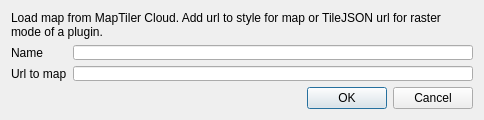
Before: the Qt Designer form new_connection_dialog_base.ui in maptiler/qgis-maptiler-plugin, drawn with Qt 5.
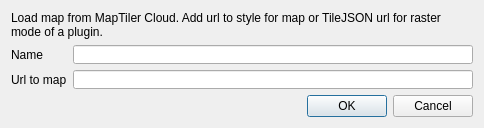
After: the same form once the commit is applied.

Diff of the .ui file:
```diff
--- a/new_connection_dialog_base.ui
+++ b/new_connection_dialog_base.ui
@@ -7,7 +7,7 @@
     <x>0</x>
     <y>0</y>
     <width>483</width>
-    <height>116</height>
+    <height>128</height>
    </rect>
   </property>
   <property name="sizePolicy">
@@ -16,10 +16,16 @@
     <verstretch>0</verstretch>
    </sizepolicy>
   </property>
+  <property name="minimumSize">
+   <size>
+    <width>0</width>
+    <height>0</height>
+   </size>
+  </property>
   <property name="maximumSize">
    <size>
-    <width>483</width>
-    <height>116</height>
+    <width>16777215</width>
+    <height>16777215</height>
    </size>
   </property>
   <property name="windowTitle">
@@ -45,6 +51,12 @@
       <layout class="QVBoxLayout" name="verticalLayout_5">
        <item>
         <widget class="QLabel" name="label">
+         <property name="sizePolicy">
+          <sizepolicy hsizetype="Preferred" vsizetype="Preferred">
+           <horstretch>0</horstretch>
+           <verstretch>0</verstretch>
+          </sizepolicy>
+         </property>
          <property name="font">
           <font>
            <pointsize>9</pointsize>
@@ -60,6 +72,12 @@
          <property name="enabled">
           <bool>true</bool>
          </property>
+         <property name="sizePolicy">
+          <sizepolicy hsizetype="Preferred" vsizetype="Preferred">
+           <horstretch>0</horstretch>
+           <verstretch>0</verstretch>
+          </sizepolicy>
+         </property>
          <property name="font">
           <font>
            <pointsize>9</pointsize>
@@ -79,6 +97,12 @@
          <property name="enabled">
           <bool>true</bool>
          </property>
+         <property name="sizePolicy">
+          <sizepolicy hsizetype="Expanding" vsizetype="Expanding">
+           <horstretch>0</horstretch>
+           <verstretch>0</verstretch>
+          </sizepolicy>
+         </property>
          <property name="minimumSize">
           <size>
            <width>400</width>
@@ -95,6 +119,12 @@
          <property name="enabled">
           <bool>true</bool>
          </property>
+         <property name="sizePolicy">
+          <sizepolicy hsizetype="Expanding" vsizetype="Expanding">
+           <horstretch>0</horstretch>
+           <verstretch>0</verstretch>
+          </sizepolicy>
+         </property>
          <property name="minimumSize">
           <size>
            <width>400</width>
```
